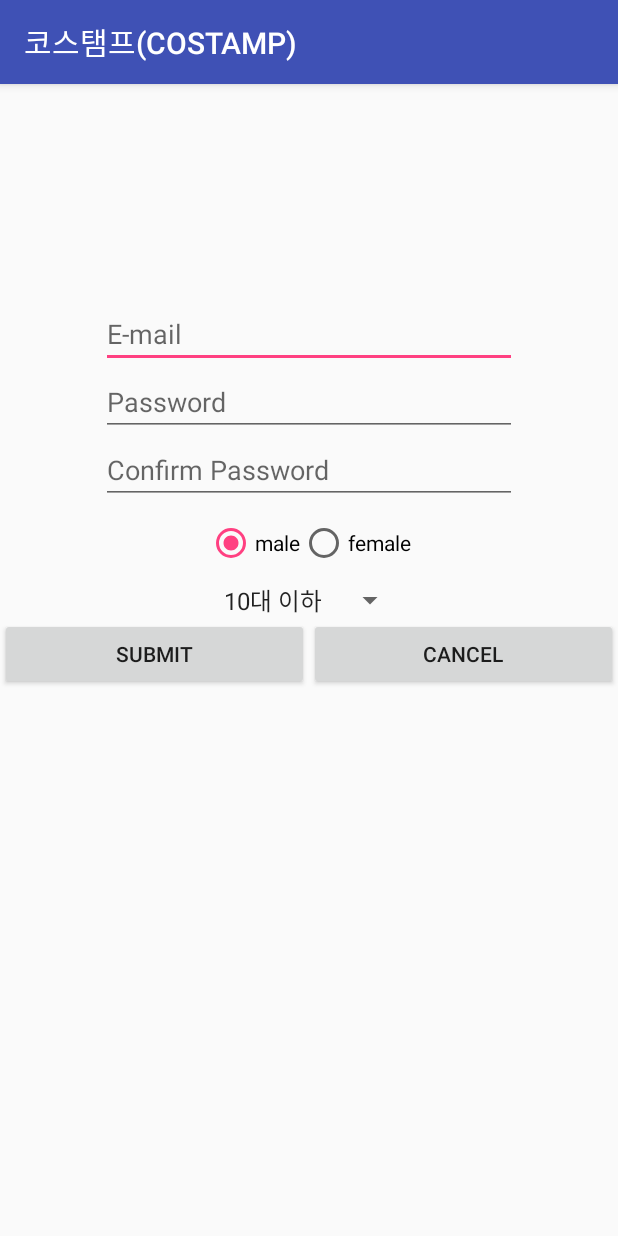
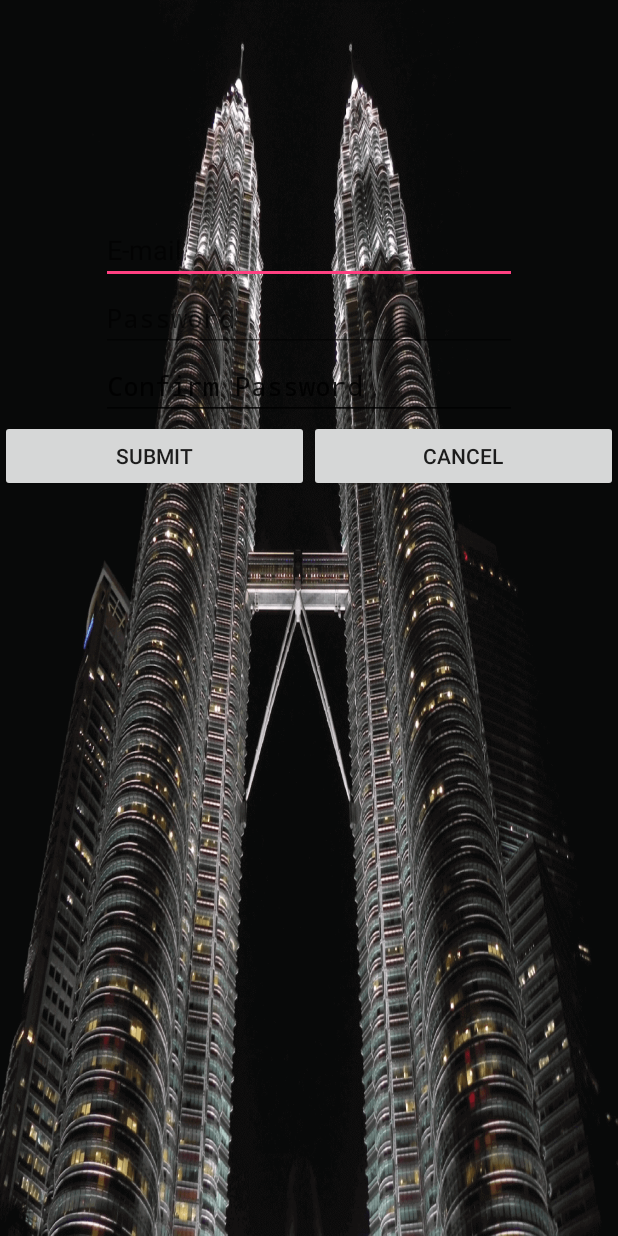
Before and after one commit to jinsoogod/costamp, an Android app: the EmailJoinActivity screen opened directly, with no data from a screen before it, on a phone screen of 412 x 824 dp. Run offline under Robolectric (Android 15) with nearby library versions, the light colour scheme and no system bars.

Commit message:
20160813 commit by Jaey - complete EmailSessionManager

```diff
--- a/app/src/main/java/com/hanium/costamp/activity/EmailJoinActivity.java
+++ b/app/src/main/java/com/hanium/costamp/activity/EmailJoinActivity.java
@@ -1,10 +1,17 @@
 package com.hanium.costamp.activity;
 
+import android.app.Activity;
+import android.app.ProgressDialog;
 import android.content.Context;
+import android.content.DialogInterface;
 import android.content.Intent;
 import android.os.Bundle;
+import android.provider.ContactsContract;
+import android.support.v4.view.KeyEventCompat;
 import android.support.v7.app.AppCompatActivity;
+import android.view.KeyEvent;
 import android.view.View;
+import android.view.Window;
 import android.view.inputmethod.InputMethodManager;
 import android.widget.ArrayAdapter;
 import android.widget.EditText;
@@ -14,67 +21,88 @@ import android.widget.RelativeLayout;
 import android.widget.Spinner;
 import android.widget.Toast;
 
+import com.hanium.costamp.LoginAddInfoActivity;
 import com.hanium.costamp.Main1Activity;
 import com.hanium.costamp.R;
+import com.hanium.costamp.module.EmailSQLiteHandler;
+import com.hanium.costamp.module.EmailSessionManager;
 
 import java.util.ArrayList;
 
 // E-mail로 회원 가입 화면
-// 최종 수정자 : 표영은, 최종 수정 날짜 : 20160712 01:20
+// 최종 수정자 : 유재혁, 최종 수정 날짜 : 20160813 14:30
 
-public class EmailJoinActivity extends AppCompatActivity {
-    EditText mEditEmail;
-    EditText mEditPassword;
-    EditText mEditRePassword;
-    RadioGroup mRadioGender;
-    Spinner mSpinner1;
-    ArrayList<String> mArGeneral;
+public class EmailJoinActivity extends Activity
+{
+    // 로그캣 체크를 위한 태그값 설정
+    private static final String TAG = EmailJoinActivity.class.getSimpleName();
+
+    // 추가정보 입력 양식 관련 뷰 선언
+    private EditText et_EnterEmail;
+    private EditText et_EnterPassWord;
+    private EditText et_EnterRePassWord;
+    private EditText et_EnterName;
+
+    // 회원 DB 송수신 관련
+    private ProgressDialog loadingDialog;
+    private EmailSessionManager emailSessionManager;
+    private EmailSQLiteHandler emailSQLiteHandler;
 
     @Override
-    protected void onCreate(Bundle savedInstanceState) {
+    protected void onCreate(Bundle savedInstanceState)
+    {
         super.onCreate(savedInstanceState);
+        requestWindowFeature(Window.FEATURE_NO_TITLE);
         setContentView(R.layout.email_join);
 
-        //입력 정보를 각각 멤버변수에 저장
-        mEditEmail = (EditText) findViewById(R.id.editText);
-        mEditPassword = (EditText) findViewById(R.id.editText2);
-        mEditRePassword = (EditText) findViewById(R.id.editText3);
-        mRadioGender = (RadioGroup) findViewById(R.id.radioGroupGender);
-        mSpinner1 = (Spinner) findViewById(R.id.spinnerAge);
-        initSpinner();
+        // 추가정보 입력 양식 관련 뷰 선언 및 저장
+        et_EnterEmail = (EditText) findViewById(R.id.et_EnterEmail); // 이메일 입력
+        et_EnterPassWord = (EditText) findViewById(R.id.et_EnterPassWord); // 패스워드입력
+        et_EnterRePassWord = (EditText) findViewById(R.id.et_EnterRePassWord); // 패스워드 재입력
+        et_EnterName = (EditText) findViewById(R.id.et_EnterName); // 이름 입력
 
+        // 진행상황 표시 부분
+        loadingDialog = new ProgressDialog(this); // 자기참조
+        loadingDialog.setCancelable(false);
+
+        // 세션 매니저 선언
+        emailSessionManager = new EmailSessionManager(getApplicationContext());
+
+        // SQLite Database Handler 선언
+        emailSQLiteHandler = new EmailSQLiteHandler(getApplicationContext());
+
+        // 유저가 이미 로그인 했는지 안되었는지 파악
+        if (emailSessionManager.isLoggedIn())
+        {
+            // 유저가 이미 로그인 한 상황이면 메인 액티비티로 이동함.
+            Intent intent = new Intent(EmailJoinActivity.this, Main1Activity.class);
+            startActivity(intent);
+            finish();
+        }
     }
 
-
-    public void initSpinner() {
-        String[] strTextList = {"10대 이하", "20대", "30대", "40대",
-                "50대", "60대 이상"};
-        // ArrayList 배열 객체 생성하고 6개의 텍스트 데이터를 입력
-        mArGeneral = new ArrayList<String>();
-        for (int i = 0; i < 6; i++)
-            mArGeneral.add(strTextList[i]);
-
-        // 어댑터 객체를 생성하고 ArrayList 를 지정
-        ArrayAdapter<String> adapter;
-        adapter = new ArrayAdapter<String>(this,
-                android.R.layout.simple_spinner_item, mArGeneral);
-        adapter.setDropDownViewResource(
-                android.R.layout.simple_spinner_dropdown_item);
-
-        // ListView 위젯의 핸들을 구해서 멤버변수에 저장
-        mSpinner1 = (Spinner) findViewById(R.id.spinnerAge);
-        // ListView 에 어댑터를 지정
-        mSpinner1.setAdapter(adapter);
-
-
+    @Override
+    public boolean onKeyDown(int keyCode, KeyEvent event)
+    {
+        switch (keyCode)
+        {
+            case KeyEvent.KEYCODE_BACK:
+                Intent JoinToLogin = new Intent(EmailJoinActivity.this, LoginActivity.class);
+                startActivity(JoinToLogin);
+                break;
+            default:
+                break;
+        }
+        return true;
     }
 
+    /*
     public void onClick(View v) {
         switch (v.getId()) {
 
             case R.id.submit_button:
-                String str = mEditEmail.getText().toString();
-                String strpw = mEditPassword.getText().toString();
+                // String str = mEditEmail.getText().toString();
+                // String strpw = mEditPassword.getText().toString();
                 String strpw2 = mEditRePassword.getText().toString();
                 RadioButton strrd = (RadioButton) findViewById(mRadioGender.getCheckedRadioButtonId());
                 String strrd2 = strrd.getText().toString();
@@ -114,6 +142,5 @@ public class EmailJoinActivity extends AppCompatActivity {
                 InputMethodManager imm = (InputMethodManager) getSystemService(Context.INPUT_METHOD_SERVICE);
                 imm.hideSoftInputFromWindow(relativeLayout.getWindowToken(), 0);
         }
-
-    }
+    }*/
 }
--- a/app/src/main/res/layout/email_join.xml
+++ b/app/src/main/res/layout/email_join.xml
@@ -1,26 +1,16 @@
 <?xml version="1.0" encoding="utf-8"?>
-
 <RelativeLayout xmlns:android="http://schemas.android.com/apk/res/android"
     xmlns:tools="http://schemas.android.com/tools"
-    android:id="@+id/Relaitve1"
     android:layout_width="match_parent"
     android:layout_height="match_parent"
-    android:onClick="onClick"
-    android:orientation="vertical"
+    android:background="@drawable/bg_login"
     tools:context=".activity.EmailJoinActivity">
 
-    <!--    <ImageView
-            android:id="@+id/imageView"
-            android:layout_width="90dp"
-            android:layout_height="90dp"
-            android:layout_alignParentTop="true"
-            android:layout_centerHorizontal="true"
-            android:layout_marginTop="45dp"
-            android:src="@drawable/test_image" />-->
-
-
+    <ImageView
+        android:layout_width="298.67dp"
+        android:layout_height="276.67dp" />
     <EditText
-        android:id="@+id/editText"
+        android:id="@+id/et_EnterEmail"
         android:layout_width="wrap_content"
         android:layout_height="wrap_content"
         android:layout_centerHorizontal="true"
@@ -30,66 +20,39 @@
         android:inputType="textEmailAddress" />
 
     <EditText
-        android:id="@+id/editText2"
+        android:id="@+id/et_EnterPassWord"
         android:layout_width="wrap_content"
         android:layout_height="wrap_content"
-        android:layout_below="@+id/editText"
+        android:layout_below="@+id/et_EnterEmail"
         android:layout_centerHorizontal="true"
         android:ems="13"
         android:hint="Password"
         android:inputType="textPassword" />
 
     <EditText
-        android:id="@+id/editText3"
+        android:id="@+id/et_EnterRePassWord"
         android:layout_width="wrap_content"
         android:layout_height="wrap_content"
-        android:layout_below="@+id/editText2"
+        android:layout_below="@+id/et_EnterPassWord"
         android:layout_centerHorizontal="true"
         android:ems="13"
         android:hint="Confirm Password "
         android:inputType="textPassword" />
 
-
-
-    <RadioGroup
-        android:id="@+id/radioGroupGender"
-        android:layout_width="match_parent"
-        android:layout_height="wrap_content"
-        android:layout_below="@+id/editText3"
-        android:gravity="center"
-        android:layout_marginTop="10dp"
-        android:orientation="horizontal">
-
-        <RadioButton
-            android:id="@+id/radioM"
-            android:layout_width="wrap_content"
-            android:layout_height="wrap_content"
-            android:layout_alignLeft="@+id/radioW"
-            android:checked="true"
-            android:text="male" />
-
-        <RadioButton
-            android:id="@+id/radioW"
-            android:layout_width="wrap_content"
-            android:layout_height="wrap_content"
-            android:text="female" />
-
-    </RadioGroup>
-
-
-    <Spinner
-        android:id="@+id/spinnerAge"
+    <EditText
+        android:id="@+id/et_EnterName"
         android:layout_width="wrap_content"
         android:layout_height="wrap_content"
-        android:layout_below="@+id/radioGroupGender"
+        android:layout_below="@+id/et_EnterPassWord"
         android:layout_centerHorizontal="true"
-        android:layout_marginTop="10dp" />
-
+        android:ems="13"
+        android:hint="Confirm Password "
+        android:inputType="textPassword" />
 
     <LinearLayout xmlns:android="http://schemas.android.com/apk/res/android"
         android:layout_width="match_parent"
         android:layout_height="60dp"
-        android:layout_below="@+id/spinnerAge"
+        android:layout_below="@+id/et_EnterRePassWord"
         android:layout_marginBottom="20dp"
         android:orientation="horizontal">
 
@@ -110,5 +73,4 @@
             android:text="Cancel" />
 
     </LinearLayout>
-
 </RelativeLayout>
```
Also changed, not shown: app/src/main/res/drawable/bg_login_enter_info.png (added).
